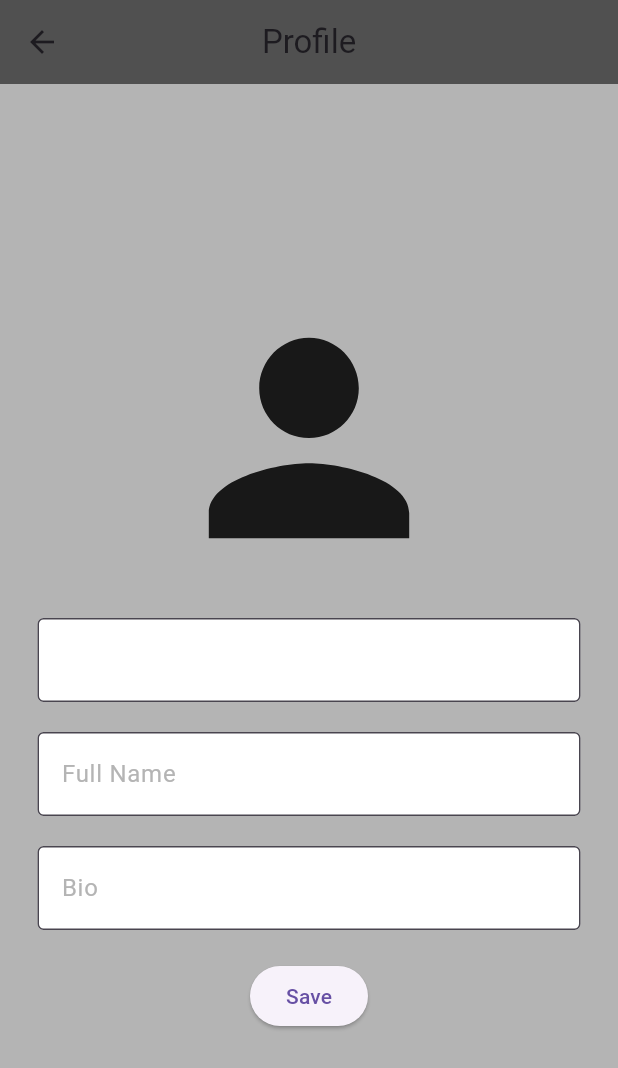
After one commit to lAhmadBakkarl/flutter-social-app, a Flutter app: the screen it shows once a user with an empty profile is signed in, after a tap on the "person" icon, on a phone screen of 412 x 824 dp. The commit adds this screen. Shown: the top 1068 px of the screen. Run offline on Flutter 3.47's test engine with Material 3 defaults, Android fonts, the phone set to English and light mode, and no system bars; our stand-ins replace firebase_auth, firebase_core, get; accounts and stored records are empty.

Commit message:
finilized the auth functionality and started with the manage profile page

```diff
--- a/social_app/lib/Constants/AppColors.dart
+++ b/social_app/lib/Constants/AppColors.dart
@@ -11,4 +11,7 @@ class AppColors {
   static const Color greyColor = Color.fromARGB(255, 180, 180, 180);
 
   static const Color lightGreyColor = Color.fromARGB(255, 230, 230, 230);
+  static const Color darkGreyColor = Color.fromARGB(255, 80, 80, 80);
+
+  static const Color blackColor = Color.fromARGB(255, 0, 0, 0);
 }
--- /dev/null
+++ b/social_app/lib/Models/my_user.dart
@@ -0,0 +1,62 @@
+class myUser {
+  String? name;
+  String? email;
+  String userName;
+  String? bio;
+  String? profilePic;
+  int followers = 0;
+  List<String> followersList = [];
+  int following = 0;
+  List<String> followingList = [];
+  List<String> posts = [];
+  List<String> likes = [];
+  List<String> comments = [];
+
+  myUser(
+      {this.name,
+      required this.email,
+      required this.userName,
+      this.bio,
+      this.profilePic,
+      this.followers = 0,
+      this.followersList = const [],
+      this.following = 0,
+      this.followingList = const [],
+      this.posts = const [],
+      this.likes = const [],
+      this.comments = const []});
+
+  factory myUser.fromJson(Map<String, dynamic> json) {
+    return myUser(
+      userName: json['userName'] as String,
+      name: json['name'] as String,
+      email: json['email'] as String,
+      bio: json['bio'] as String,
+      profilePic: json['profilePic'] as String? ?? '',
+      followers: json['followers'] as int,
+      followersList: json['followersList'] as List<String>,
+      following: json['following'] as int,
+      followingList: json['followingList'] as List<String>,
+      posts: json['posts'] as List<String>,
+      likes: json['likes'] as List<String>,
+      comments: json['comments'] as List<String>,
+    );
+  }
+
+  Map<String, dynamic> toJson() {
+    return {
+      'userName': userName,
+      'name': name,
+      'email': email,
+      'bio': bio,
+      'profilePic': profilePic,
+      'followers': followers,
+      'followersList': followersList,
+      'following': following,
+      'followingList': followingList,
+      'posts': posts,
+      'likes': likes,
+      'comments': comments
+    };
+  }
+}
--- a/social_app/lib/main.dart
+++ b/social_app/lib/main.dart
@@ -1,20 +1,25 @@
+import 'package:firebase_core/firebase_core.dart';
 import 'package:flutter/material.dart';
 import 'package:get/get.dart';
+import 'package:social_app/firebase_options.dart';
+import 'package:social_app/views/auth.dart';
 
-import 'views/sign_in_screen.dart';
-
-void main() {
+void main() async {
+  WidgetsFlutterBinding.ensureInitialized();
+  await Firebase.initializeApp(
+    options: firebaseConfig,
+  );
   runApp(const MyApp());
 }
 
 class MyApp extends StatelessWidget {
-  const MyApp({Key? key}) : super(key: key);
+  const MyApp({super.key});
 
   @override
   Widget build(BuildContext context) {
     return const GetMaterialApp(
       debugShowCheckedModeBanner: false,
-      home: SignInScreen(),
+      home: Auth(),
     );
   }
 }
--- a/social_app/lib/view_models/auth_view_model.dart
+++ b/social_app/lib/view_models/auth_view_model.dart
@@ -4,7 +4,7 @@ import '../services/firebase_auth.dart';
 class AuthViewModel extends GetxController {
   static final FirebaseAuthService _firebaseAuthService = FirebaseAuthService();
 
-  void signOut() async {
+  static void signOut() async {
     await _firebaseAuthService.signOut();
   }
 
--- /dev/null
+++ b/social_app/lib/views/Profile.dart
@@ -0,0 +1,74 @@
+import 'package:firebase_auth/firebase_auth.dart';
+import 'package:flutter/material.dart';
+import 'package:social_app/Models/my_user.dart';
+import 'package:social_app/Widgets/text_field.dart';
+import '../Constants/AppColors.dart';
+
+class profilePage extends StatelessWidget {
+  final User user = FirebaseAuth.instance.currentUser!;
+  profilePage({
+    super.key,
+  });
+
+  @override
+  Widget build(BuildContext context) {
+    final emailTextFieldController = TextEditingController(text: user.email);
+    final nameTextFieldController = TextEditingController();
+    final bioTextFieldController = TextEditingController();
+    final userNameTextFieldController = TextEditingController();
+    final myUser Myuser = myUser(
+      email: user.email,
+      userName: userNameTextFieldController.text,
+    );
+    TextEditingController(text: Myuser.userName);
+
+    void saveUser() {}
+
+    return Scaffold(
+      backgroundColor: AppColors.greyColor,
+      appBar: AppBar(
+        title: const Text("Profile"),
+        centerTitle: true,
+        backgroundColor: AppColors.darkGreyColor,
+        elevation: 0,
+      ),
+      body: Center(
+        child: Padding(
+          padding: const EdgeInsets.symmetric(horizontal: 25.0),
+          child: Column(
+            mainAxisAlignment: MainAxisAlignment.center,
+            children: [
+              const SizedBox(),
+              Myuser.profilePic != null && Myuser.profilePic!.isNotEmpty
+                  ? Image.network(Myuser.profilePic!, fit: BoxFit.cover)
+                  : const Icon(
+                      Icons.person,
+                      size: 200,
+                    ),
+              const SizedBox(height: 20),
+              MyTextField(
+                  controller: emailTextFieldController,
+                  hintText: "",
+                  obscureText: false),
+              SizedBox(height: 20),
+              MyTextField(
+                  controller: nameTextFieldController,
+                  hintText: "Full Name",
+                  obscureText: false),
+              SizedBox(height: 20),
+              MyTextField(
+                  controller: bioTextFieldController,
+                  hintText: "Bio",
+                  obscureText: false),
+              SizedBox(height: 20),
+              ElevatedButton(
+                onPressed: saveUser,
+                child: const Text("Save"),
+              ),
+            ],
+          ),
+        ),
+      ),
+    );
+  }
+}
--- /dev/null
+++ b/social_app/lib/views/auth.dart
@@ -0,0 +1,23 @@
+import 'package:firebase_auth/firebase_auth.dart';
+import 'package:flutter/material.dart';
+import 'home.dart';
+import 'login_or_logup.dart';
+
+class Auth extends StatelessWidget {
+  const Auth({super.key});
+
+  @override
+  Widget build(BuildContext context) {
+    return Scaffold(
+      body: StreamBuilder(
+          stream: FirebaseAuth.instance.authStateChanges(),
+          builder: (context, snapshot) {
+            if (snapshot.hasData) {
+              return const Home();
+            } else {
+              return const LoginOrLogup();
+            }
+          }),
+    );
+  }
+}
--- a/social_app/lib/views/home.dart
+++ b/social_app/lib/views/home.dart
@@ -1,6 +1,10 @@
 import 'package:flutter/material.dart';
 import 'package:get/get.dart';
+import 'package:social_app/Constants/AppColors.dart';
+import 'package:social_app/view_models/auth_view_model.dart';
 import 'package:social_app/view_models/home_view_model.dart';
+
+import 'Profile.dart';
 
 class Home extends StatefulWidget {
   const Home({super.key});
@@ -21,9 +25,37 @@ class _HomeState extends State<Home> {
     super.initState();
   }
 
+  void signOut() async {
+    AuthViewModel.signOut();
+  }
+
   @override
   Widget build(BuildContext context) {
-    // TODO: implement build
-    throw UnimplementedError();
+    return Scaffold(
+      backgroundColor: AppColors.greyColor,
+      appBar: AppBar(
+        backgroundColor: AppColors.darkGreyColor,
+        title:
+            const Text("Home", style: TextStyle(color: AppColors.blackColor)),
+        centerTitle: true,
+        actions: [
+          IconButton(
+            onPressed: signOut,
+            icon: const Icon(Icons.logout),
+            color: AppColors.blackColor,
+          ),
+          IconButton(
+            onPressed: () {
+              Get.to(profilePage());
+            },
+            icon: const Icon(Icons.person),
+            color: AppColors.blackColor,
+          ),
+        ],
+      ),
+      body: Column(
+        children: [],
+      ),
+    );
   }
 }
--- /dev/null
+++ b/social_app/lib/views/login_or_logup.dart
@@ -0,0 +1,30 @@
+import 'package:flutter/material.dart';
+
+import 'sign_in_screen.dart';
+import 'sign_up_screen.dart';
+
+class LoginOrLogup extends StatefulWidget {
+  const LoginOrLogup({super.key});
+
+  @override
+  State<LoginOrLogup> createState() => _LoginOrLogupState();
+}
+
+class _LoginOrLogupState extends State<LoginOrLogup> {
+  bool showSignInScreen = true;
+
+  void togglePages() {
+    setState(() {
+      showSignInScreen = !showSignInScreen;
+    });
+  }
+
+  @override
+  Widget build(BuildContext context) {
+    if (showSignInScreen) {
+      return SignInScreen(onTap: togglePages);
+    } else {
+      return SignUpScreen(onTap: togglePages);
+    }
+  }
+}
--- a/social_app/pubspec.yaml
+++ b/social_app/pubspec.yaml
@@ -42,6 +42,7 @@ dependencies:
   image_picker: ^1.1.2
   firebase_messaging: ^15.1.2
   get: ^4.6.6
+  change_app_package_name: ^1.4.0
 
 dev_dependencies:
   flutter_test:
```
Also changed, not shown: social_app/google-services.json (added, +67 -0 lines), social_app/lib/Models/Post.dart (+49 -7 lines), social_app/lib/Services/firebase_auth.dart (+0 -11 lines), social_app/lib/views/bottom_bar_page.dart (+9 -27 lines), social_app/lib/views/sign_in_screen.dart (+32 -8 lines), social_app/lib/views/sign_up_screen.dart (+59 -17 lines), social_app/lib/Models/Profile.dart (deleted), social_app/lib/Widgets/social_button.dart (renamed from social_app/lib/Widgets/button.dart), social_app/lib/firebase_options.dart (added), social_app/pubspec.lock, 4 other files.
